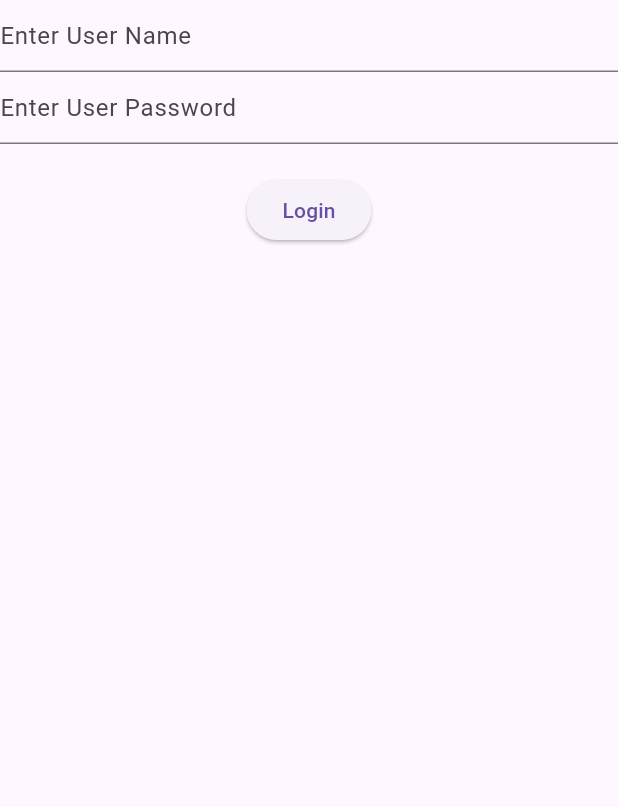
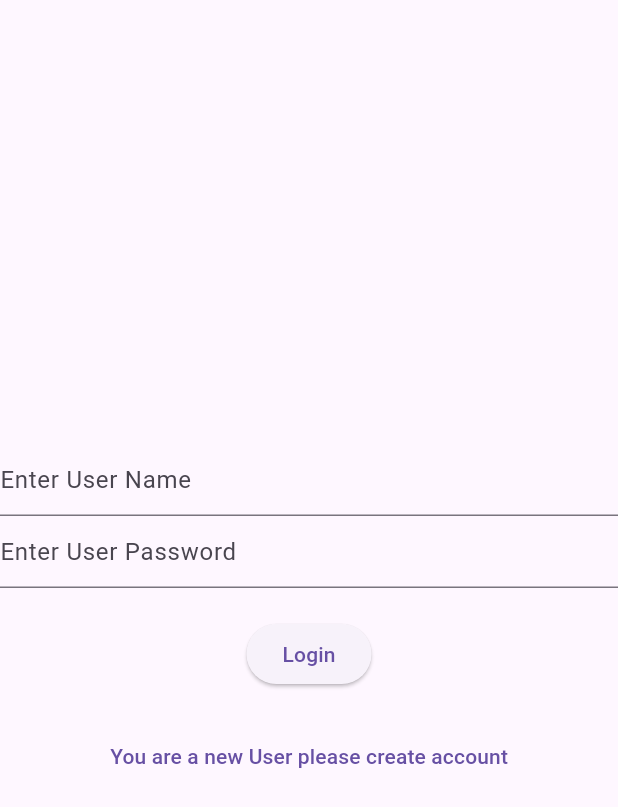
Before and after one commit to aslahmogral/gemini_comp_ai, a Flutter app: the screen it shows after launch, on a phone screen of 412 x 824 dp. Shown: the top 807 px of the screen. Run offline on Flutter 3.47's test engine with Material 3 defaults, Android fonts, the phone set to English and light mode, and no system bars; our stand-ins replace google_generative_ai, parse_server_sdk, shared_preferences.

Commit message:
change ui alingment

```diff
--- a/lib/screen/authentication/create_account_screen.dart
+++ b/lib/screen/authentication/create_account_screen.dart
@@ -32,6 +32,7 @@ class _CreateAccountScreenState extends State<CreateAccountScreen> {
   Widget build(BuildContext context) {
     return Scaffold(
         body: Column(
+          mainAxisAlignment: MainAxisAlignment.center,
       children: [
         TextFormField(
           controller: nameController,
--- a/lib/screen/authentication/login_account_screen.dart
+++ b/lib/screen/authentication/login_account_screen.dart
@@ -21,7 +21,7 @@ class _LoginAccountScreenState extends State<LoginAccountScreen> {
     if (response.isSuccessful == true) {
       userLoginCredential(userId: response.data!.objectId);
       Navigator.pushNamed(context, "home_screen");
-    }else{
+    } else {
       // show snak bar with error
     }
   }
@@ -30,6 +30,7 @@ class _LoginAccountScreenState extends State<LoginAccountScreen> {
   Widget build(BuildContext context) {
     return Scaffold(
         body: Column(
+      mainAxisAlignment: MainAxisAlignment.center,
       children: [
         TextFormField(
           controller: emailController,
@@ -49,7 +50,11 @@ class _LoginAccountScreenState extends State<LoginAccountScreen> {
             authUserResponse();
           },
           child: Text("Login"),
-        )
+        ),
+        SizedBox(height: 20),
+        TextButton(onPressed: () {
+          Navigator.pushNamed(context, "create_account_screen");
+        }, child: Text("You are a new User please create account"))
       ],
     ));
   }
```
